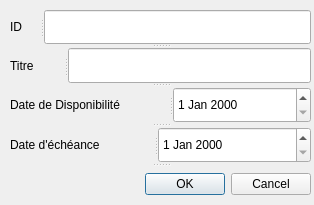
First picture: the form in Application/InterfaceGraphique/ajoutProjetWindow.ui, repository Erzrael/LO21, before the edit.
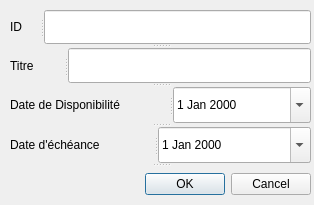
Second picture: the form after the edit.

Commit message: Ajout de tout ce qu'il restait

The edit to the form file:
```diff
--- a/Application/InterfaceGraphique/ajoutProjetWindow.ui
+++ b/Application/InterfaceGraphique/ajoutProjetWindow.ui
@@ -56,7 +56,11 @@
       <string>Date de Disponibilité</string>
      </property>
     </widget>
-    <widget class="QDateEdit" name="Dispo_Edit"/>
+    <widget class="QDateEdit" name="Dispo_Edit">
+     <property name="calendarPopup">
+      <bool>true</bool>
+     </property>
+    </widget>
    </widget>
    <widget class="QSplitter" name="splitter_4">
     <property name="orientation">
@@ -67,7 +71,11 @@
       <string>Date d'échéance</string>
      </property>
     </widget>
-    <widget class="QDateEdit" name="Echeance_Edit"/>
+    <widget class="QDateEdit" name="Echeance_Edit">
+     <property name="calendarPopup">
+      <bool>true</bool>
+     </property>
+    </widget>
    </widget>
    <widget class="QDialogButtonBox" name="buttonBox">
     <property name="orientation">
```
The commit also changes 20 other files.
